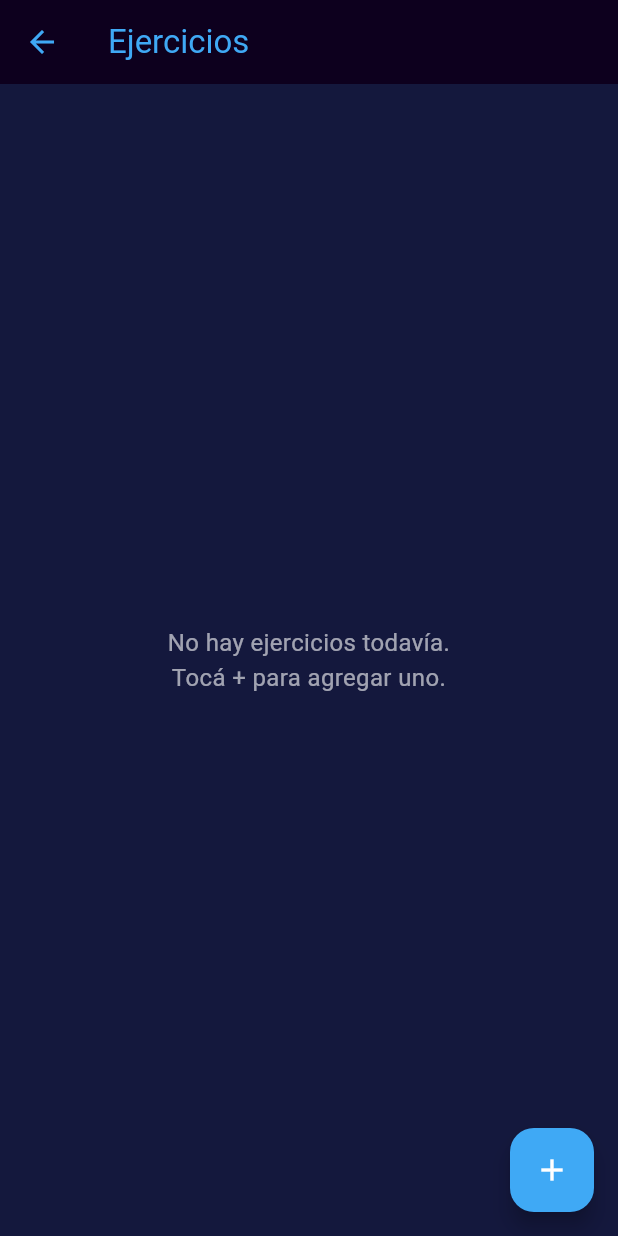
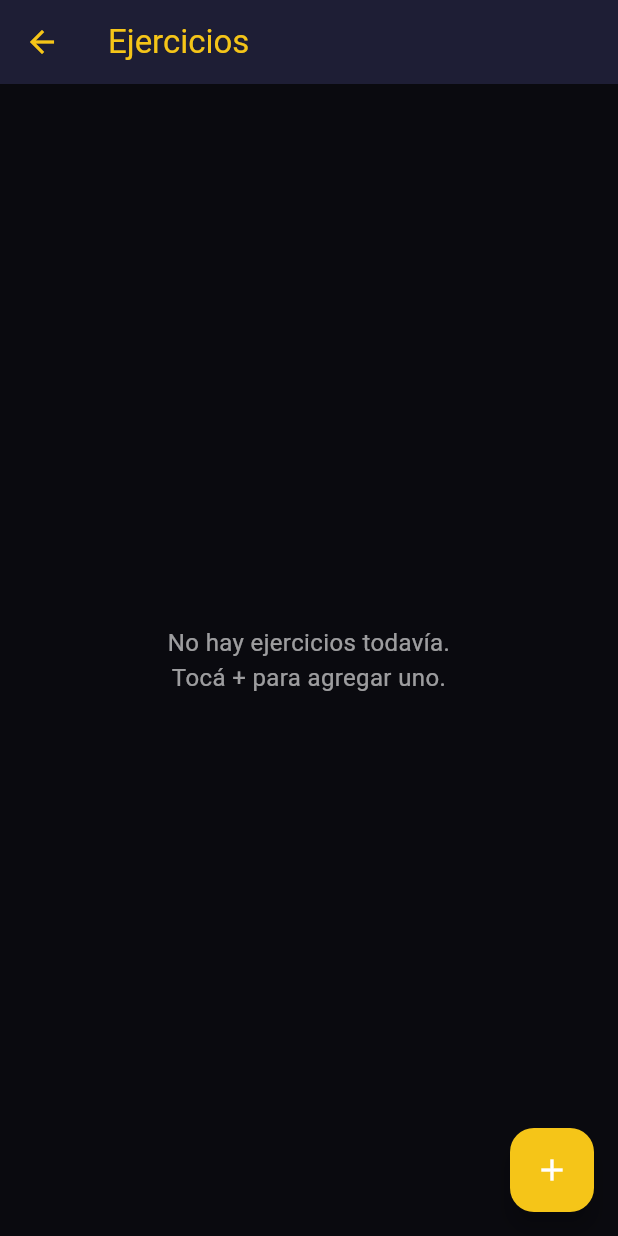
Before and after one commit to romandavolio/mjolnir, a Flutter app: the screen it shows after launch, after a tap on "EJERCICIOS", on a phone screen of 412 x 824 dp. Run offline on Flutter 3.47's test engine with Material 3 defaults, Android fonts, the light colour scheme and no system bars; our stand-ins replace fl_chart, shared_preferences.

Commit message:
feat: nueva paleta Thunder, WelcomeScreen rediseñada y GridButton reutilizable

```diff
--- /dev/null
+++ b/lib/components/grid_button.dart
@@ -0,0 +1,87 @@
+import 'package:flutter/material.dart';
+import 'package:mjolnir/core/app_colors.dart';
+
+class GridButton extends StatefulWidget {
+  final String label;
+  final String subtitle;
+  final IconData icon;
+  final VoidCallback onPressed;
+
+  const GridButton({
+    super.key,
+    required this.label,
+    required this.subtitle,
+    required this.icon,
+    required this.onPressed,
+  });
+
+  @override
+  State<GridButton> createState() => _GridButtonState();
+}
+
+class _GridButtonState extends State<GridButton> {
+  bool _pressed = false;
+
+  @override
+  Widget build(BuildContext context) {
+    return GestureDetector(
+      onTapDown: (_) => setState(() => _pressed = true),
+      onTapUp: (_) => setState(() => _pressed = false),
+      onTapCancel: () => setState(() => _pressed = false),
+      onTap: widget.onPressed,
+      child: AnimatedContainer(
+        duration: const Duration(milliseconds: 120),
+        decoration: BoxDecoration(
+          color: _pressed ? AppColors.backgroundAppBar : AppColors.surface,
+          borderRadius: BorderRadius.circular(16),
+          border: Border.all(
+            color: _pressed
+                ? AppColors.primary
+                : AppColors.primary.withOpacity(0.25),
+            width: 1.5,
+          ),
+        ),
+        child: Padding(
+          padding: const EdgeInsets.all(20),
+          child: Column(
+            mainAxisAlignment: MainAxisAlignment.center,
+            children: [
+              Container(
+                width: 52,
+                height: 52,
+                decoration: BoxDecoration(
+                  color: AppColors.primary.withOpacity(0.1),
+                  borderRadius: BorderRadius.circular(12),
+                  border: Border.all(
+                    color: AppColors.primary.withOpacity(0.3),
+                    width: 1,
+                  ),
+                ),
+                child: Icon(widget.icon, color: AppColors.primary, size: 26),
+              ),
+              const SizedBox(height: 14),
+              Text(
+                widget.label,
+                style: const TextStyle(
+                  color: AppColors.primary,
+                  fontSize: 13,
+                  fontWeight: FontWeight.w700,
+                  letterSpacing: 1.5,
+                ),
+              ),
+              const SizedBox(height: 4),
+              Text(
+                widget.subtitle,
+                style: const TextStyle(
+                  color: AppColors.textSecondary,
+                  fontSize: 11,
+                  letterSpacing: 0.5,
+                ),
+              ),
+            ],
+          ),
+        ),
+      ),
+    );
+  }
+}
--- a/lib/components/menu_button.dart
+++ /dev/null
@@ -1,25 +0,0 @@
-import 'package:flutter/material.dart';
-import 'package:mjolnir/core/app_colors.dart';
-
-class MenuButton extends StatelessWidget {
-  final String title;
-  final VoidCallback onPressed;
-  const MenuButton({super.key, required this.title, required this.onPressed});
-
-  @override
-  Widget build(BuildContext context) {
-    return ElevatedButton(
-      onPressed: onPressed,
-      style: ElevatedButton.styleFrom(
-        backgroundColor: AppColors.secondary,
-        foregroundColor: Colors.white,
-        minimumSize: const Size(double.infinity, 40),
-        padding: const EdgeInsets.symmetric(horizontal: 24, vertical: 12),
-        shape: RoundedRectangleBorder(
-          borderRadius: BorderRadius.circular(12)
-        ),
-      ),
-      child: Text(title),
-    );
-  }
-}
--- a/lib/core/app_colors.dart
+++ b/lib/core/app_colors.dart
@@ -1,11 +1,14 @@
 import 'package:flutter/material.dart';
 
 class AppColors {
-  static const Color primary = Color(0xFF3fa9f5);
-  static const Color secondary = Color(0xFF4CBB17);
-  static const Color complement = Color(0xFF3891d6);
+  static const Color primary = Color(0xFFF5C518);
+  static const Color secondary = Color(0xFF4CEFB3);
+  static const Color complement = Color(0xFFE89C00);
 
+  static const Color background = Color(0xFF0A0A0F);
+  static const Color surface = Color(0xFF131320);
+  static const Color backgroundAppBar = Color(0xFF1E1E35);
 
-  static const Color backgroundAppBar = Color(0xFF0d001e);
-  static const Color background = Color(0xFF14183d);
+  static const Color textPrimary = Colors.white;
+  static const Color textSecondary = Color(0xFF9999AA);
 }
--- a/lib/screens/welcome_screen.dart
+++ b/lib/screens/welcome_screen.dart
@@ -1,9 +1,9 @@
 import 'package:flutter/material.dart';
-import 'package:mjolnir/components/menu_button.dart';
+import 'package:mjolnir/components/grid_button.dart';
 import 'package:mjolnir/core/app_colors.dart';
 import 'package:mjolnir/screens/exercise_screen.dart';
+import 'package:mjolnir/screens/progress_screen.dart';
 import 'package:mjolnir/screens/routine_screen.dart';
-import 'package:mjolnir/screens/progress_screen.dart';
 
 class WelcomeScreen extends StatelessWidget {
   const WelcomeScreen({super.key});
@@ -12,49 +12,148 @@ class WelcomeScreen extends StatelessWidget {
   Widget build(BuildContext context) {
     return Scaffold(
       backgroundColor: AppColors.background,
-      appBar: AppBar(
-        title: const Text('Welcome'),
-        backgroundColor: AppColors.backgroundAppBar,
-        foregroundColor: AppColors.primary,
-      ),
-      body: Padding(
-        padding: const EdgeInsets.all(24),
-        child: GridView.count(
-          crossAxisCount: 2, // 2 columnas → 2x2
-          mainAxisSpacing: 16,
-          crossAxisSpacing: 16,
-          children: [
-            MenuButton(
-              title: 'RUTINAS',
-              onPressed: () {
-                Navigator.push(
-                  context,
-                  MaterialPageRoute(builder: (context) => RoutineScreen()),
-                );
-              },
-            ),
-            MenuButton(
-              title: 'EJERCICIOS',
-              onPressed: () {
-                Navigator.push(
-                  context,
-                  MaterialPageRoute(builder: (context) => ExerciseScreen()),
-                );
-              },
-            ),
-            MenuButton(
-              title: 'PROGRESO',
-              onPressed: () {
-                Navigator.push(
-                  context,
-                  MaterialPageRoute(builder: (context) => ProgressScreen()),
-                );
-              },
-            ),
-            MenuButton(title: 'CONFIGURACION', onPressed: () {}),
-          ],
+      body: SafeArea(
+        child: Padding(
+          padding: const EdgeInsets.symmetric(horizontal: 24, vertical: 20),
+          child: Column(
+            crossAxisAlignment: CrossAxisAlignment.start,
+            children: [
+              _buildHeader(),
+              const SizedBox(height: 8),
+              _buildDivider(),
+              const SizedBox(height: 28),
+              Expanded(child: _buildGrid(context)),
+            ],
+          ),
         ),
       ),
     );
   }
+
+  Widget _buildHeader() {
+    return Column(
+      crossAxisAlignment: CrossAxisAlignment.start,
+      children: [
+        Row(
+          children: [
+            SizedBox(
+              width: 32,
+              height: 32,
+              child: CustomPaint(painter: _HammerPainter()),
+            ),
+            const SizedBox(width: 12),
+            const Text(
+              'MJOLNIR',
+              style: TextStyle(
+                color: AppColors.primary,
+                fontSize: 32,
+                fontWeight: FontWeight.w900,
+                letterSpacing: 6,
+              ),
+            ),
+          ],
+        ),
+        const SizedBox(height: 4),
+        const Padding(
+          padding: EdgeInsets.only(left: 44),
+          child: Text(
+            'TU ENTRENAMIENTO, TU PROGRESO',
+            style: TextStyle(
+              color: AppColors.textSecondary,
+              fontSize: 10,
+              fontWeight: FontWeight.w600,
+              letterSpacing: 2.5,
+            ),
+          ),
+        ),
+      ],
+    );
+  }
+
+  Widget _buildDivider() {
+    return Container(
+      height: 1,
+      decoration: BoxDecoration(
+        gradient: LinearGradient(
+          colors: [AppColors.primary.withOpacity(0.6), Colors.transparent],
+        ),
+      ),
+    );
+  }
+
+  Widget _buildGrid(BuildContext context) {
+    return GridView.count(
+      crossAxisCount: 2,
+      mainAxisSpacing: 14,
+      crossAxisSpacing: 14,
+      childAspectRatio: 0.95,
+      physics: const NeverScrollableScrollPhysics(),
+      children: [
+        GridButton(
+          label: 'RUTINAS',
+          subtitle: 'Ver mis rutinas',
+          icon: Icons.fitness_center,
+          onPressed: () => Navigator.push(context,
+              MaterialPageRoute(builder: (_) => const RoutineScreen())),
+        ),
+        GridButton(
+          label: 'EJERCICIOS',
+          subtitle: 'Gestionar',
+          icon: Icons.format_list_bulleted,
+          onPressed: () => Navigator.push(context,
+              MaterialPageRoute(builder: (_) => const ExerciseScreen())),
+        ),
+        GridButton(
+          label: 'PROGRESO',
+          subtitle: 'Ver evolución',
+          icon: Icons.show_chart,
+          onPressed: () => Navigator.push(context,
+              MaterialPageRoute(builder: (_) => const ProgressScreen())),
+        ),
+        GridButton(
+          label: 'CONFIG',
+          subtitle: 'Preferencias',
+          icon: Icons.settings_outlined,
+          onPressed: () {},
+        ),
+      ],
+    );
+  }
 }
+
+class _HammerPainter extends CustomPainter {
+  @override
+  void paint(Canvas canvas, Size size) {
+    final paint = Paint()
+      ..color = AppColors.primary
+      ..style = PaintingStyle.fill;
+
+    final darkPaint = Paint()
+      ..color = AppColors.complement
+      ..style = PaintingStyle.fill;
+
+    final headRect = RRect.fromRectAndRadius(
+      Rect.fromLTWH(size.width * 0.25, size.height * 0.05,
+          size.width * 0.6, size.height * 0.38),
+      const Radius.circular(3),
+    );
+    canvas.drawRRect(headRect, paint);
+
+    final leftRect = RRect.fromRectAndRadius(
+      Rect.fromLTWH(size.width * 0.02, size.height * 0.12,
+          size.width * 0.28, size.height * 0.24),
+      const Radius.circular(2),
+    );
+    canvas.drawRRect(leftRect, paint);
+
+    final handleRect = RRect.fromRectAndRadius(
+      Rect.fromLTWH(size.width * 0.42, size.height * 0.42,
+          size.width * 0.18, size.height * 0.54),
+      const Radius.circular(2),
+    );
+    canvas.drawRRect(handleRect, darkPaint);
+  }
+
+  @override
+  bool shouldRepaint(covariant CustomPainter oldDelegate) => false;
+}
```
